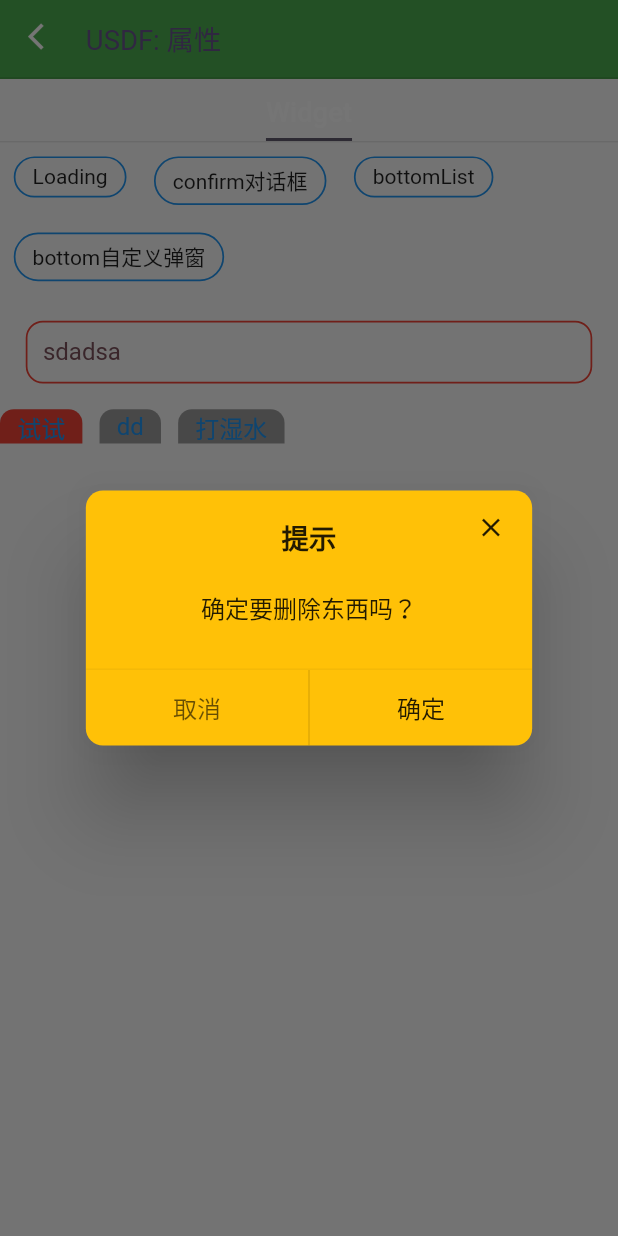
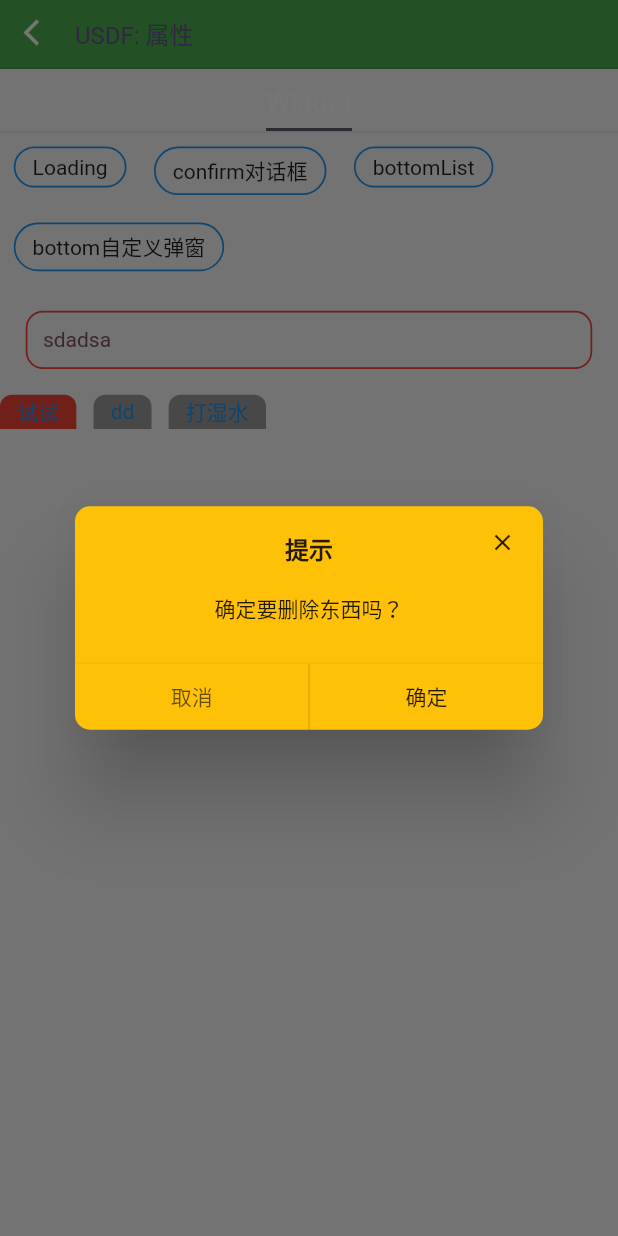
Before and after one commit to junixapp/flutter_utils, a Flutter app: the screen it shows after launch, after a tap on "confirm对话框", on a phone screen of 412 x 824 dp. Run offline on Flutter 3.47's test engine with Material 3 defaults, Android fonts, the phone set to English and light mode, and no system bars; drawn by our look-alikes of keyboard_dismisser; our stand-ins replace after_layout, cached_network_image, dio, flutter_cache_manager, flutter_screenutil, fluttertoast and 6 more.

Commit message:
release 0.0.31

```diff
--- a/lib/util/dialog_util.dart
+++ b/lib/util/dialog_util.dart
@@ -1,5 +1,4 @@
 import 'package:flutter/material.dart';
-import 'package:flutter_screenutil/flutter_screenutil.dart';
 import 'package:fuck_utils/fuck_utils.dart';
 import 'package:get/get.dart';
 import 'package:keyboard_dismisser/keyboard_dismisser.dart';
@@ -23,19 +22,19 @@ class DialogUtil {
                   Container(
                     decoration: BoxDecoration(
                         color: Theme.of(context).dialogBackgroundColor,
-                        borderRadius: BorderRadius.circular((10.w))),
-                    padding: msg != null ? EdgeInsets.symmetric(vertical: 25.w) : null,
-                    width: msg != null ? 110.w : 60.w,
-                    height: msg != null ? null : 60.w,
+                        borderRadius: BorderRadius.circular((10))),
+                    padding: msg != null ? EdgeInsets.symmetric(vertical: 25) : null,
+                    width: msg != null ? 110 : 60,
+                    height: msg != null ? null : 60,
                     alignment: Alignment.center,
                     child: Column(
                       mainAxisAlignment: MainAxisAlignment.center,
                       children: [
-                        SizedBox(width: 20.w, height: 20.w, child: const CircularProgressIndicator(),),
+                        SizedBox(width: 20, height: 20, child: const CircularProgressIndicator(),),
                         if (msg != null)
-                          Padding(padding: EdgeInsets.only(top: 15.w, left: 10.w, right: 10.w),
+                          Padding(padding: EdgeInsets.only(top: 15, left: 10, right: 10),
                             child: Text(msg, style: TextStyle(color: Theme.of(Get.context!).textTheme.titleLarge!.color!,
-                                fontSize: 13.w), textAlign: TextAlign.center, maxLines: 1,
+                                fontSize: 13), textAlign: TextAlign.center, maxLines: 1,
                                 overflow: TextOverflow.ellipsis,),)
                       ],
                     ),
@@ -69,37 +68,37 @@ class DialogUtil {
         bool showClose = true, bool dismissOnTouch = true, Color? leftBtnBg, Color? rightBtnBg,
         bool dismissOnBackPressed = true, Color? bgColor, double? radius}) async {
     Color textColor = Theme.of(Get.context!).textTheme.bodyLarge?.color ?? Colors.black87;
-    Widget c = child ?? Padding(padding: EdgeInsets.only(top: 18.w, bottom: 25.w,
-      left: 20.w, right: 20.w),
+    Widget c = child ?? Padding(padding: EdgeInsets.only(top: 18, bottom: 25,
+      left: 20, right: 20),
       child: Text(content??"", textAlign: TextAlign.center, style:
-      TextStyle(color: textColor, fontSize: 14.w)),);
+      TextStyle(color: textColor, fontSize: 14)),);
     return await showCenter<T>(Stack(children: [
       Column(crossAxisAlignment: CrossAxisAlignment.center,
         mainAxisSize: MainAxisSize.min,
         children: [
-          SizedBox(height: 16.w,),
+          SizedBox(height: 16,),
           if(title!=null)Text(title, textAlign: TextAlign.center, style: TextStyle(color: Theme.of(Get.context!).textTheme.titleLarge!.color!,
-              fontSize: 16.w, fontWeight: FontWeight.w600),),
+              fontSize: 16, fontWeight: FontWeight.w600),),
           c,
-          Divider(height: 1.w, color: const Color(0x11000000),),
+          Divider(height: 1, color: const Color(0x11000000),),
           Row(mainAxisSize: MainAxisSize.max, children: [
             Expanded(child: SuperText(leftBtnText ?? "取消", expand: true,
-                bgColor: leftBtnBg , style: TextStyle(color: textColor.withOpacity(0.6), fontSize: 14.w),
-                height: 44.w, onTap: onLeftTap ?? ()=> Get.back(result: false))),
-            Container(height: 44.w, width: 1, color: Theme.of(Get.context!).dividerColor,),
+                bgColor: leftBtnBg , style: TextStyle(color: textColor.withOpacity(0.6), fontSize: 14),
+                height: 44, onTap: onLeftTap ?? ()=> Get.back(result: false))),
+            Container(height: 44, width: 1, color: Theme.of(Get.context!).dividerColor,),
             Expanded(child: SuperText(rightBtnText ?? "确定", expand: true,
-              bgColor: rightBtnBg , style: TextStyle(color: textColor, fontSize: 14.w),
-              height: 44.w, onTap: onRightTap ?? ()=> Get.back(result: true),
+              bgColor: rightBtnBg , style: TextStyle(color: textColor, fontSize: 14),
+              height: 44, onTap: onRightTap ?? ()=> Get.back(result: true),
             ))
           ],
           )
         ],
       ),
-      if (showClose)Positioned(right: 3.w,child: IconButton(onPressed: ()=> Get.back(), icon: Icon(Icons.close,
-        size: 18.w,)),)
+      if (showClose)Positioned(right: 3,child: IconButton(onPressed: ()=> Get.back(), icon: Icon(Icons.close,
+        size: 18,)),)
     ],),
        dismissOnBackPressed: dismissOnBackPressed, dismissOnTouch: dismissOnTouch,
-        bgColor: bgColor, radius: radius, padding: EdgeInsets.all(50.w));
+        bgColor: bgColor, radius: radius, padding: EdgeInsets.all(50));
   }
 
   static Future<T?> showCenter<T>(Widget child, {bool dismissOnTouch = true,
@@ -114,7 +113,7 @@ class DialogUtil {
             clipBehavior: Clip.antiAlias,
             surfaceTintColor: Colors.transparent,
             backgroundColor: bgColor ?? Theme.of(context).dialogBackgroundColor,
-            shape: RoundedRectangleBorder(borderRadius: BorderRadius.circular(radius ?? 10.w)),
+            shape: RoundedRectangleBorder(borderRadius: BorderRadius.circular(radius ?? 10)),
             child: child,),
           onWillPop: () {
             return Future.value(dismissOnBackPressed);
@@ -143,8 +142,8 @@ class DialogUtil {
                   clipBehavior: Clip.antiAlias,
                   decoration: BoxDecoration(
                     color: bgColor ?? Theme.of(context).dialogBackgroundColor,
-                    borderRadius: BorderRadius.only(topRight: Radius.circular(radius ?? 10.w),
-                        topLeft: Radius.circular(radius ?? 10.w))
+                    borderRadius: BorderRadius.only(topRight: Radius.circular(radius ?? 10),
+                        topLeft: Radius.circular(radius ?? 10))
                   ),
                   padding: EdgeInsets.only(
                     bottom: MediaQuery.of(context).viewInsets.bottom,
@@ -165,25 +164,25 @@ class DialogUtil {
       }) async {
     return await showBottom<T>(Column(mainAxisSize: MainAxisSize.min,
             children: [
-              ConstrainedBox(constraints: BoxConstraints(maxHeight: ScreenUtil().screenHeight*0.8),
+              ConstrainedBox(constraints: BoxConstraints(maxHeight: Get.height*0.8),
                 child: ListView.separated(itemBuilder: (c,i){
                   return OnClick( builder!=null ? builder.call(c,i)! : Container(
                     alignment: Alignment.center,
-                    padding: EdgeInsets.symmetric(vertical: 15.w),
+                    padding: EdgeInsets.symmetric(vertical: 15),
                     child: Text(list[i],
-                      style: TextStyle(color: Theme.of(Get.context!).textTheme.bodyMedium!.color, fontSize: 14.w),),),
+                      style: TextStyle(color: Theme.of(Get.context!).textTheme.bodyMedium!.color, fontSize: 14),),),
                       onTap: () {
                         Navigator.of(Get.context!).pop();
                         onItemClick(i);
                       });
-                }, separatorBuilder: (c,i)=>Divider(height: 1.w,),
+                }, separatorBuilder: (c,i)=>Divider(height: 1,),
                     padding: EdgeInsets.zero, shrinkWrap: true,
                     itemCount: list.length),),
-              Container(height: 8.w, color: Theme.of(Get.context!).dividerColor.withOpacity(0.2),),
-              OnClick(Container(padding: EdgeInsets.symmetric(vertical: 15.w),
+              Container(height: 8, color: Theme.of(Get.context!).dividerColor.withOpacity(0.2),),
+              OnClick(Container(padding: EdgeInsets.symmetric(vertical: 15),
                 width: double.infinity, alignment: Alignment.center,
               child: Text(cancelText, style: TextStyle(color: Theme.of(Get.context!).textTheme.bodyMedium!.color,
-                  fontSize: 14.w),),), onTap: (){
+                  fontSize: 14),),), onTap: (){
                   Navigator.of(Get.context!).pop();
                 },)
             ],
--- a/lib/util/richtext_util.dart
+++ b/lib/util/richtext_util.dart
@@ -1,6 +1,5 @@
 import 'package:flutter/gestures.dart';
 import 'package:flutter/widgets.dart';
-import 'package:flutter_screenutil/flutter_screenutil.dart';
 
 ///
 /// 富文本构造类
@@ -28,7 +27,7 @@ class RichTextUtil {
       WidgetSpan(
           child: Text(
             "\r\n",
-            style: TextStyle(fontSize: size ?? 14.w),
+            style: TextStyle(fontSize: size ?? 14),
           )),
     );
     return this;
--- a/lib/util/widget_util.dart
+++ b/lib/util/widget_util.dart
@@ -1,6 +1,5 @@
 import 'package:flutter/material.dart';
 import 'package:flutter/services.dart';
-import 'package:flutter_screenutil/flutter_screenutil.dart';
 
 class WidgetUtil {
   WidgetUtil._();
@@ -35,21 +34,21 @@ class WidgetUtil {
           filled: bgColor!=null,
           fillColor: bgColor,
           focusedBorder: (borderWidth!=null || borderColor!=null|| radius!=null) ?
-          OutlineInputBorder(borderSide: BorderSide(width: borderWidth??1.w, color: Theme.of(context).primaryColor),
+          OutlineInputBorder(borderSide: BorderSide(width: borderWidth??1, color: Theme.of(context).primaryColor),
               borderRadius: BorderRadius.circular(radius??0)) : InputBorder.none,
           hintText: hint,
           errorText: errorText!=null && errorText.isNotEmpty ? errorText : null,
           errorStyle: TextStyle(color: errorColor, fontSize: errorFontSize),
           contentPadding: padding ?? EdgeInsets.zero,
           enabledBorder: (borderWidth!=null || borderColor!=null|| radius!=null) ?
-            OutlineInputBorder(borderSide: BorderSide(width: borderWidth??1.w,
+            OutlineInputBorder(borderSide: BorderSide(width: borderWidth??1,
               color: borderColor ?? Theme.of(context).dividerColor) ,
                 borderRadius: BorderRadius.circular(radius??0), gapPadding: 0) : InputBorder.none,
           hintStyle: TextStyle(
-              color: hintColor ?? Theme.of(context).colorScheme.tertiary, fontSize: hintFontSize??(fontSize??14.w),
+              color: hintColor ?? Theme.of(context).colorScheme.tertiary, fontSize: hintFontSize??(fontSize??14),
               fontWeight: bold ? FontWeight.bold : FontWeight.normal
           )),
-      style: TextStyle(color: fontColor ?? Theme.of(context).colorScheme.primary, fontSize: fontSize??14.w,
+      style: TextStyle(color: fontColor ?? Theme.of(context).colorScheme.primary, fontSize: fontSize??14,
           fontWeight: bold ? FontWeight.bold : FontWeight.normal),
     ),);
   }
@@ -68,24 +67,24 @@ class WidgetUtil {
       padding: EdgeInsets.zero,
       offset: Offset(0, offsetY ?? 0),
       shape: RoundedRectangleBorder(
-        borderRadius: BorderRadius.circular(5.w),
+        borderRadius: BorderRadius.circular(5),
       ),
       color: Theme.of(context).canvasColor,
       onSelected: onSelect,
       constraints: BoxConstraints(
-        minWidth: itemWidth ?? 100.w,
-        maxWidth: itemWidth ?? 100.w,
+        minWidth: itemWidth ?? 100,
+        maxWidth: itemWidth ?? 100,
       ),
       itemBuilder: (builder) => items
           .map((e) => PopupMenuItem<T>(
               padding: const EdgeInsets.symmetric(horizontal: 0),
-              height: 36.w,
+              height: 36,
               value: e!,
               child: item ?? Container(
-                    width: itemWidth ?? 100.w,
+                    width: itemWidth ?? 100,
                     alignment: Alignment.center,
                     child: Text(e.toString(),
-                      style: TextStyle(fontSize: 13.w),
+                      style: TextStyle(fontSize: 13),
                     ),
                   ),
             ),
@@ -109,20 +108,20 @@ class WidgetUtil {
     return PopupMenuButton<T>(
       position: PopupMenuPosition.under,
       constraints: BoxConstraints(
-        minWidth: itemWidth ?? 100.w,
-        maxWidth: itemWidth ?? 100.w,
+        minWidth: itemWidth ?? 100,
+        maxWidth: itemWidth ?? 100,
       ),
       padding: EdgeInsets.zero,
       offset: Offset(0, offsetY ?? 0),
       shape: RoundedRectangleBorder(
-        borderRadius: BorderRadius.circular(5.w),
+        borderRadius: BorderRadius.circular(5),
       ),
       color: Theme.of(context).canvasColor,
       onSelected: onSelect,
       itemBuilder: (builder) => items
           .map((e) => PopupMenuItem<T>(
               padding: const EdgeInsets.symmetric(vertical: 0),
-              height: height ?? 36.w,
+              height: height ?? 36,
               value: e!,
               child: itemBuilder(context, items.indexOf(e)),
             ),).toList(),
@@ -133,7 +132,7 @@ class WidgetUtil {
   static Text text(String text,{double? size, Color? color, bool bold = false, TextOverflow? overflow,
     TextAlign? align, int? maxLines, bool underline = false, bool lineThrough = false}) {
     return Text(text, style: TextStyle(color: color ?? Colors.black,
-      fontSize: size ?? 14.w,
+      fontSize: size ?? 14,
       fontWeight: bold ?FontWeight.w600: FontWeight.normal,
       decoration: underline ? TextDecoration.underline : (lineThrough? TextDecoration.lineThrough: TextDecoration.none),
     ), overflow: overflow, textAlign: align??TextAlign.left, maxLines: maxLines,);
--- a/lib/widget/common_tabbar.dart
+++ b/lib/widget/common_tabbar.dart
@@ -1,6 +1,5 @@
 
 import 'package:flutter/material.dart';
-import 'package:flutter_screenutil/flutter_screenutil.dart';
 import 'package:fuck_utils/widget/super_container.dart';
 
 enum TabStyle{
@@ -52,17 +51,17 @@ class _CommonTabBarState extends State<CommonTabBar> with SingleTickerProviderSt
 
   @override
   Widget build(BuildContext context) {
-    return widget.tabStyle==TabStyle.card ? SizedBox(height: widget.height?? 28.w,
+    return widget.tabStyle==TabStyle.card ? SizedBox(height: widget.height?? 28,
       child: ListView.separated(itemBuilder: (c,i){
       Color selectColor = widget.selectColor ?? Theme.of(context).primaryColor;
       Color unselectColor = widget.unselectColor ?? Theme.of(context).primaryColor;
-      double selectSize = widget.selectFontSize ?? 14.w;
-      double unselectSize = widget.unselectFontSize ?? 14.w;
-      return SuperContainer(height: widget.height ?? 28.w, width: widget.tabWidth,
+      double selectSize = widget.selectFontSize ?? 14;
+      double unselectSize = widget.unselectFontSize ?? 14;
+      return SuperContainer(height: widget.height ?? 28, width: widget.tabWidth,
         padding: widget.tabPadding,
         color: (currTab == i ? widget.selectBgColor: widget.unselectBgColor) ?? Colors.transparent,
-        borderRadius: BorderRadius.only(topLeft: Radius.circular(widget.tabRadius ?? 8.w),
-            topRight: Radius.circular(widget.tabRadius ?? 8.w)),
+        borderRadius: BorderRadius.only(topLeft: Radius.circular(widget.tabRadius ?? 8),
+            topRight: Radius.circular(widget.tabRadius ?? 8)),
         child: Text(widget.tabs[i], style: TextStyle(color: currTab == i ? selectColor
             : unselectColor, fontSize:  currTab == i ? selectSize : unselectSize),),
         onTap: (){
@@ -72,10 +71,10 @@ class _CommonTabBarState extends State<CommonTabBar> with SingleTickerProviderSt
         });
         },
       );
-    }, separatorBuilder: (c,i) => SizedBox(width: widget.tabSpace ?? 4.w,),
+    }, separatorBuilder: (c,i) => SizedBox(width: widget.tabSpace ?? 4,),
         padding: EdgeInsets.symmetric(horizontal: widget.padding ?? 0),
         itemCount: widget.tabs.length, scrollDirection: Axis.horizontal),)
-    : Container(height: widget.height ?? 40.w,
+    : Container(height: widget.height ?? 40,
       decoration: BoxDecoration(border: Border(bottom: BorderSide(color: widget.dividerColor ?? Theme.of(context).dividerColor,
         width: widget.dividerHeight ?? 0
       ))),
@@ -83,19 +82,19 @@ class _CommonTabBarState extends State<CommonTabBar> with SingleTickerProviderSt
       child: TabBar(
       isScrollable: !widget.tabEqual,
       dividerHeight: 0,
-      padding: widget.tabPadding ?? EdgeInsets.symmetric(horizontal: 8.w),
-      // labelPadding: EdgeInsets.symmetric(horizontal: 16.w),
+      padding: widget.tabPadding ?? EdgeInsets.symmetric(horizontal: 8),
+      // labelPadding: EdgeInsets.symmetric(horizontal: 16),
       indicatorPadding: EdgeInsets.zero,
       indicatorColor: widget.indicatorColor ?? widget.selectColor ?? Theme.of(context).primaryColor,
-      indicatorWeight: widget.indicatorHeight ?? 2.w,
+      indicatorWeight: widget.indicatorHeight ?? 2,
       indicatorSize: widget.thinIndicator ? TabBarIndicatorSize.label : TabBarIndicatorSize.tab,
       labelColor: widget.selectColor ?? Theme.of(context).primaryColor,
       unselectedLabelColor: widget.unselectColor ?? Theme.of(context).colorScheme.tertiary,
       labelStyle: TextStyle(
-          color: widget.selectColor ?? Theme.of(context).primaryColor, fontSize: widget.selectFontSize ?? 14.w),
+          color: widget.selectColor ?? Theme.of(context).primaryColor, fontSize: widget.selectFontSize ?? 14),
       unselectedLabelStyle: TextStyle(
           color: widget.unselectColor ?? Theme.of(context).colorScheme.tertiary,
-          fontSize: widget.unselectFontSize ?? 14.w),
+          fontSize: widget.unselectFontSize ?? 14),
       tabs: widget.tabs.map((e) => Tab(text: e,)).toList(),
       onTap: (i) {
         widget.onTabChange(i);
--- a/lib/widget/index_bar.dart
+++ b/lib/widget/index_bar.dart
@@ -1,8 +1,6 @@
 import 'dart:async';
 import 'package:after_layout/after_layout.dart';
 import 'package:flutter/material.dart';
-import 'package:flutter_screenutil/flutter_screenutil.dart';
-
 
 /// 索引栏
 class IndexBar extends StatefulWidget {
@@ -63,7 +61,7 @@ class _IndexBarState extends State<IndexBar> with AfterLayoutMixin<IndexBar> {
   @override
   Widget build(BuildContext context) {
     return SizedBox(
-      width: 20.w,
+      width: 20,
       child: GestureDetector(
           behavior: HitTestBehavior.opaque,
           child: Column(
@@ -77,7 +75,7 @@ class _IndexBarState extends State<IndexBar> with AfterLayoutMixin<IndexBar> {
                         color: _selectorIndex >= 0 && list[_selectorIndex] == e
                             ? Theme.of(context).primaryColor
                             : Theme.of(context).colorScheme.primary,
-                        fontSize: 12.w),
+                        fontSize: 12),
                   ),
                 )
                 .toList(),
--- a/lib/widget/on_click.dart
+++ b/lib/widget/on_click.dart
@@ -3,16 +3,21 @@ import 'package:flutter/material.dart';
 /// 点击封装
 class OnClick extends StatelessWidget {
   final Widget child;
+  final bool ripple;
   final VoidCallback? onTap;
   final VoidCallback? onLongPress;
-  const OnClick(this.child, {super.key, this.onTap, this.onLongPress});
+  const OnClick(this.child, {super.key, this.onTap, this.ripple = true, this.onLongPress});
 
   @override
   Widget build(BuildContext context) {
-    return GestureDetector(
-      behavior: HitTestBehavior.opaque,
+    return InkResponse(
+      // behavior: HitTestBehavior.opaque,
       onTap: onTap,
+      canRequestFocus: onTap != null,
+      mouseCursor: (onTap == null ? SystemMouseCursors.basic : SystemMouseCursors.click),
       onLongPress: onLongPress,
+      splashColor: ripple ? null : Colors.transparent,
+      highlightColor: ripple ? null : Colors.transparent,
       child: child,
     );
   }
--- a/lib/widget/super_container.dart
+++ b/lib/widget/super_container.dart
@@ -18,6 +18,7 @@ class SuperContainer extends StatelessWidget {
   final Color borderColor;
   final double borderWidth;
   final double shadow;
+  final Color shadowColor;
   final BoxFit bgImgFit;
   final String? bgImgName;
   final BoxConstraints? constraints;
@@ -40,6 +41,7 @@ class SuperContainer extends StatelessWidget {
       this.color = Colors.transparent,
       this.align = Alignment.center,
       this.shadow = 0,
+      this.shadowColor = const Color(0x10000000),
       this.borderColor = Colors.transparent,
       this.borderWidth = 0.0,
       this.bgImgFit = BoxFit.contain,
@@ -102,7 +104,7 @@ class SuperContainer extends StatelessWidget {
           BoxShadow(
             blurRadius: radius,
             spreadRadius: shadow,
-            color: const Color(0x10000000),
+            color: shadowColor,
           )
       ],
     );
--- a/lib/widget/title_bar.dart
+++ b/lib/widget/title_bar.dart
@@ -1,5 +1,4 @@
 import 'package:flutter/material.dart';
-import 'package:flutter_screenutil/flutter_screenutil.dart';
 import 'package:fuck_utils/fuck_utils.dart';
 
 /// 标题栏
@@ -41,15 +40,15 @@ class TitleBar extends StatelessWidget {
   Widget build(BuildContext context) {
     return Container(
       padding: EdgeInsets.only(top: MediaQuery.of(context).padding.top),
-      height: height ?? (46.w +  MediaQuery.of(context).padding.top ),
+      height: height ?? (46 +  MediaQuery.of(context).padding.top ),
       decoration:BoxDecoration(border: Border(bottom: BorderSide(color:
         hasDivider ? (Theme.of(context).dividerTheme.color??Theme.of(context).dividerColor) : Colors.transparent,
-        width:  hasDivider ? 1.w : 0),),
+        width:  hasDivider ? 1 : 0),),
         color: bgColor),
       child: Stack(children: [
           OnClick(Container(alignment: Alignment.center,
-            width: 42.w, height: 42.w,
-            child: leftWidget ?? Icon(Icons.arrow_back, size: 22.w,),
+            width: 42, height: 42,
+            child: leftWidget ?? Icon(Icons.arrow_back, size: 22,),
           ), onTap: () {
               if (onLeftClick != null) {
                 onLeftClick!();
@@ -59,16 +58,16 @@ class TitleBar extends StatelessWidget {
             },
           ),
           Align(alignment: leftTitle ? Alignment.centerLeft : Alignment.center,
-            child: titleWidget ?? Container(width: 200.w, height: 42.w,
+            child: titleWidget ?? Container(width: 200, height: 42,
                 alignment: leftTitle ? Alignment.centerLeft : Alignment.center,
-              margin: EdgeInsets.only(right: 5.w, left: leftTitle ? 50.w : 0),
+              margin: EdgeInsets.only(right: 5, left: leftTitle ? 50 : 0),
               child: Text(title, style: TextStyle(
                   color: titleColor ?? Theme.of(context).colorScheme.primary,
-                  fontSize: titleSize ?? 16.w,
+                  fontSize: titleSize ?? 16,
                   fontWeight: boldTitle ? FontWeight.w600 : FontWeight.normal),
                 maxLines: 1, overflow: TextOverflow.ellipsis,)),),
           Align(alignment: Alignment.centerRight, child: rightWidget ?? OnClick(Container(alignment: Alignment.center,
-             width: 42.w, height: 42.w,
+             width: 42, height: 42,
              child: (rightImage!=null ? Image.asset(rightImage??"") : const SizedBox())), onTap: onRightClick,))
         ],
       ),);
--- a/lib/widget/webview.dart
+++ b/lib/widget/webview.dart
@@ -1,5 +1,4 @@
 import 'package:flutter/material.dart';
-import 'package:flutter_screenutil/flutter_screenutil.dart';
 import 'package:fuck_utils/util/object_util.dart';
 import 'package:get/get.dart';
 import 'package:webview_flutter/webview_flutter.dart';
@@ -72,7 +71,7 @@ class _WebViewState extends State<WebView> {
             ? LinearProgressIndicator(
                 value: prog.value / 100,
                 color: Theme.of(context).primaryColor,
-                minHeight: 2.w,
+                minHeight: 2,
               )
             : const SizedBox()),
       ],
--- a/pubspec.yaml
+++ b/pubspec.yaml
@@ -1,6 +1,6 @@
 name: fuck_utils
 description: Awesome flutter util code.
-version: 0.0.30
+version: 0.0.31
 homepage: https://github.com/li-xiaojun/flutter_utils
 
 environment:
@@ -10,7 +10,6 @@ environment:
 dependencies:
   flutter:
     sdk: flutter
-  flutter_screenutil: ^5.9.0
   get: ^4.6.6
   fluttertoast: ^8.2.4
   logger: ^2.0.2+1
@@ -24,6 +23,7 @@ dependencies:
   after_layout: ^1.2.0
   flutter_cache_manager: ^3.3.1
   path: ^1.8.3
+  http_parser: ^4.0.2
 
 dev_dependencies:
   flutter_test:
```
Also changed, not shown: lib/extension/color_extension.dart (added, +9 -0 lines), lib/fuck_utils.dart (+26 -0 lines), lib/util/http/http_util.dart (+10 -13 lines), lib/util/toast_util.dart (+6 -3 lines), lib/widget/search_container.dart (+3 -4 lines), lib/widget/status_layout.dart (+3 -4 lines), example/pubspec.lock, 2 other files.
